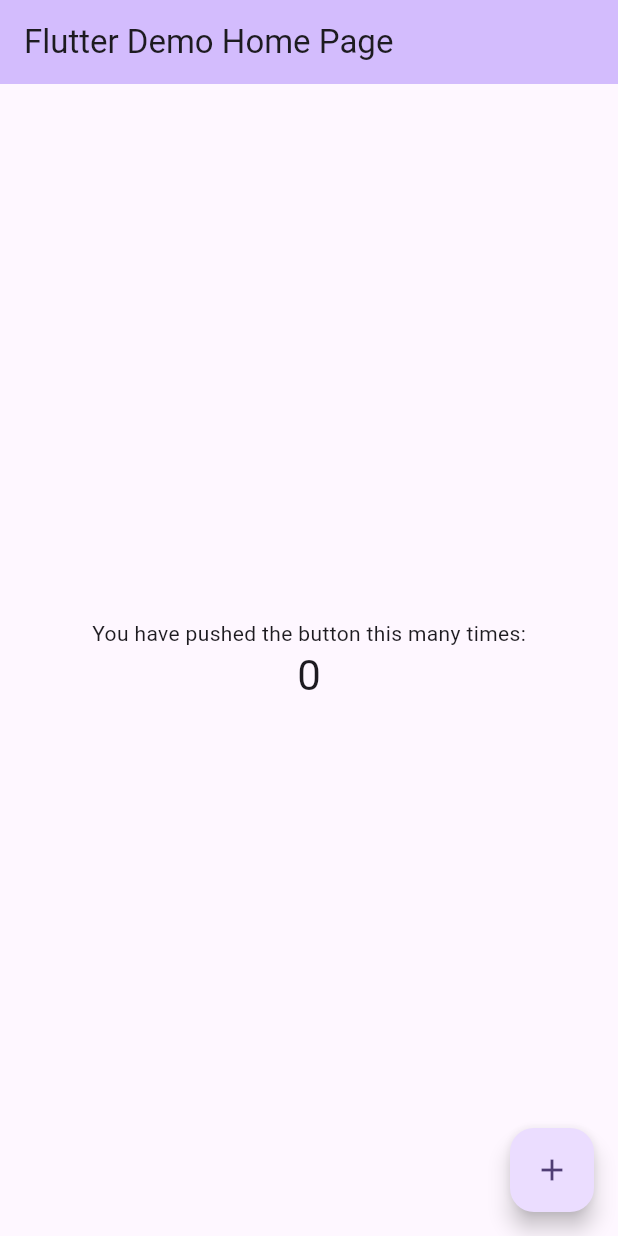
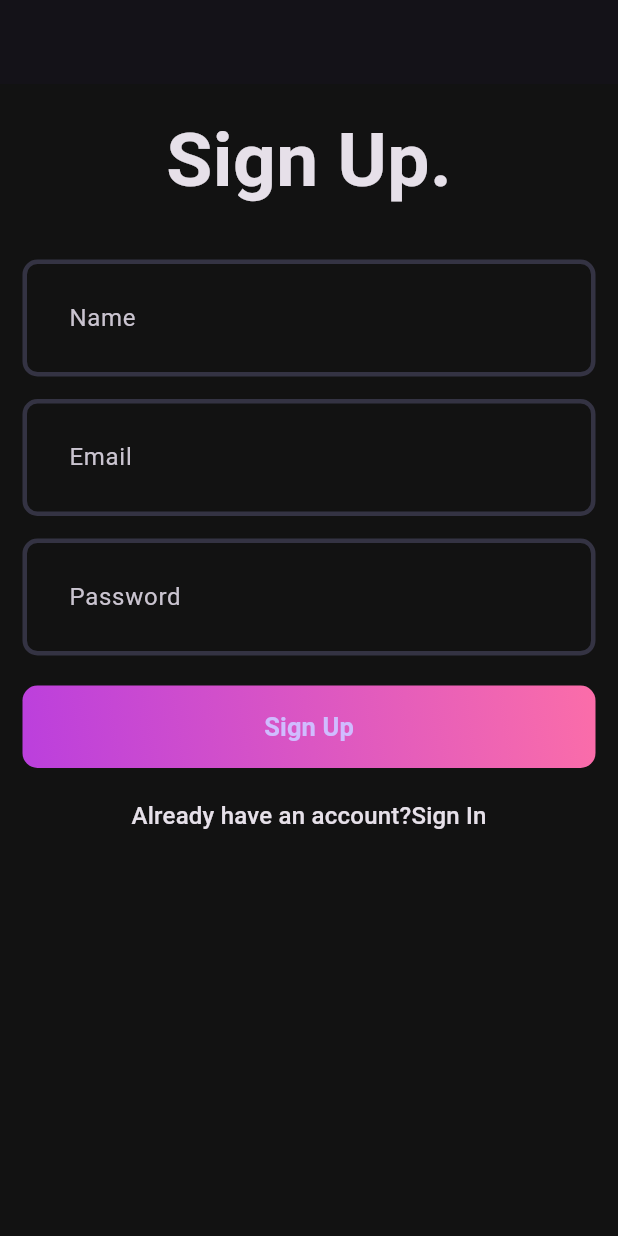
Before and after one commit to alihamza18/spotifee, a Flutter app: the screen it shows after launch, on a phone screen of 412 x 824 dp. Run offline on Flutter 3.47's test engine with Material 3 defaults, Android fonts, the phone set to English and light mode, and no system bars.

Commit message:
signup/app_theme_pallete

```diff
--- /dev/null
+++ b/client/lib/auth/view/pages/signup_page.dart
@@ -0,0 +1,66 @@
+import 'package:client/auth/view/widgets/auth_gradient_button.dart';
+import 'package:client/auth/view/widgets/custom_field.dart';
+import 'package:flutter/material.dart';
+
+class SignupPage extends StatefulWidget {
+  const SignupPage({super.key});
+
+  @override
+  State<SignupPage> createState() => _SignupPageState();
+}
+
+class _SignupPageState extends State<SignupPage> {
+  @override
+  Widget build(BuildContext context) {
+    return Scaffold(
+      appBar: AppBar(),
+      body: Padding(
+        padding: const EdgeInsets.all(15.0),
+        child: Center(
+          child: Column(
+            children: [
+              //  heading text
+              const Text(
+                "Sign Up.",
+                style: TextStyle(
+                  fontSize: 50,
+                  fontWeight: FontWeight.bold,
+                ),
+              ),
+              const SizedBox(
+                height: 30,
+              ),
+              CustomField(
+                hintText: 'Name',
+              ),
+              const SizedBox(
+                height: 15,
+              ),
+              CustomField(
+                hintText: 'Email',
+              ),
+              const SizedBox(
+                height: 15,
+              ),
+              CustomField(
+                hintText: 'Password',
+              ),
+              const SizedBox(
+                height: 20,
+              ),
+
+              AuthGradientButton(),
+              const SizedBox(
+                height: 20,
+              ),
+              RichText(
+                  text: TextSpan(text: "Already have an account?", style: Theme.of(context).textTheme.titleMedium, children: [
+                TextSpan(text: "Sign In"),
+              ]))
+            ],
+          ),
+        ),
+      ),
+    );
+  }
+}
--- /dev/null
+++ b/client/lib/auth/view/widgets/auth_gradient_button.dart
@@ -0,0 +1,38 @@
+import 'package:client/core/app_pallete.dart';
+import 'package:flutter/material.dart';
+
+class AuthGradientButton extends StatelessWidget {
+  const AuthGradientButton({super.key});
+
+  @override
+  Widget build(BuildContext context) {
+    return Container(
+      decoration: BoxDecoration(
+        gradient: LinearGradient(
+          colors: [
+            Pallete.gradient1,
+            Pallete.gradient2,
+          ],
+          begin: Alignment.bottomLeft,
+          end: Alignment.topRight,
+        ),
+        borderRadius: BorderRadius.circular(10),
+      ),
+      child: ElevatedButton(
+        onPressed: () {},
+        style: ElevatedButton.styleFrom(
+          fixedSize: const Size(395, 55),
+          backgroundColor: Pallete.transparentColor,
+          shadowColor: Pallete.transparentColor,
+        ),
+        child: Text(
+          "Sign Up",
+          style: TextStyle(
+            fontSize: 17,
+            fontWeight: FontWeight.w600,
+          ),
+        ),
+      ),
+    );
+  }
+}
--- /dev/null
+++ b/client/lib/auth/view/widgets/custom_field.dart
@@ -0,0 +1,15 @@
+import 'package:flutter/material.dart';
+
+class CustomField extends StatelessWidget {
+  final String hintText;
+  CustomField({super.key, required this.hintText});
+
+  @override
+  Widget build(BuildContext context) {
+    return TextFormField(
+      decoration: InputDecoration(
+        hintText: hintText,
+      ),
+    );
+  }
+}
--- /dev/null
+++ b/client/lib/core/app_pallete.dart
@@ -0,0 +1,20 @@
+import 'package:flutter/material.dart';
+
+class Pallete {
+  static const cardColor = Color.fromRGBO(30, 30, 30, 1);
+  static const greenColor = Colors.green;
+  static const subtitleText = Color(0xffa7a7a7);
+  static const inactiveBottomBarItemColor = Color(0xffababab);
+
+  static const Color backgroundColor = Color.fromRGBO(18, 18, 18, 1);
+  static const Color gradient1 = Color.fromRGBO(187, 63, 221, 1);
+  static const Color gradient2 = Color.fromRGBO(251, 109, 169, 1);
+  static const Color gradient3 = Color.fromRGBO(255, 159, 124, 1);
+  static const Color borderColor = Color.fromRGBO(52, 51, 67, 1);
+  static const Color whiteColor = Colors.white;
+  static const Color greyColor = Colors.grey;
+  static const Color errorColor = Colors.redAccent;
+  static const Color transparentColor = Colors.transparent;
+
+  static const Color inactiveSeekColor = Colors.white38;
+}
--- /dev/null
+++ b/client/lib/core/theme.dart
@@ -0,0 +1,15 @@
+import 'package:client/core/app_pallete.dart';
+import 'package:flutter/material.dart';
+
+class AppTheme {
+  static OutlineInputBorder _border(Color color) => OutlineInputBorder(
+      borderSide: BorderSide(
+        color: color,
+        width: 3,
+      ),
+      borderRadius: BorderRadius.circular(10.0));
+  static final darkThemeMode = ThemeData.dark().copyWith(
+      scaffoldBackgroundColor: Pallete.backgroundColor,
+      inputDecorationTheme: InputDecorationTheme(
+          contentPadding: EdgeInsets.all(27), enabledBorder: _border(Pallete.borderColor), focusedBorder: _border(Pallete.gradient2)));
+}
--- a/client/lib/main.dart
+++ b/client/lib/main.dart
@@ -1,3 +1,5 @@
+import 'package:client/auth/view/pages/signup_page.dart';
+import 'package:client/core/theme.dart';
 import 'package:flutter/material.dart';
 
 void main() {
@@ -11,115 +13,8 @@
   @override
   Widget build(BuildContext context) {
     return MaterialApp(
-      title: 'Flutter Demo',
-      theme: ThemeData(
-        // This is the theme of your application.
-        //
-        // TRY THIS: Try running your application with "flutter run". You'll see
-        // the application has a purple toolbar. Then, without quitting the app,
-        // try changing the seedColor in the colorScheme below to Colors.green
-        // and then invoke "hot reload" (save your changes or press the "hot
-        // reload" button in a Flutter-supported IDE, or press "r" if you used
-        // the command line to start the app).
-        //
-        // Notice that the counter didn't reset back to zero; the application
-        // state is not lost during the reload. To reset the state, use hot
-        // restart instead.
-        //
-        // This works for code too, not just values: Most code changes can be
-        // tested with just a hot reload.
-        colorScheme: ColorScheme.fromSeed(seedColor: Colors.deepPurple),
-        useMaterial3: true,
-      ),
-      home: const MyHomePage(title: 'Flutter Demo Home Page'),
+      theme: AppTheme.darkThemeMode,
+      home: const SignupPage(),
     );
   }
 }
-
-class MyHomePage extends StatefulWidget {
-  const MyHomePage({super.key, required this.title});
-
-  // This widget is the home page of your application. It is stateful, meaning
-  // that it has a State object (defined below) that contains fields that affect
-  // how it looks.
-
-  // This class is the configuration for the state. It holds the values (in this
-  // case the title) provided by the parent (in this case the App widget) and
-  // used by the build method of the State. Fields in a Widget subclass are
-  // always marked "final".
-
-  final String title;
-
-  @override
-  State<MyHomePage> createState() => _MyHomePageState();
-}
-
-class _MyHomePageState extends State<MyHomePage> {
-  int _counter = 0;
-
-  void _incrementCounter() {
-    setState(() {
-      // This call to setState tells the Flutter framework that something has
-      // changed in this State, which causes it to rerun the build method below
-      // so that the display can reflect the updated values. If we changed
-      // _counter without calling setState(), then the build method would not be
-      // called again, and so nothing would appear to happen.
-      _counter++;
-    });
-  }
-
-  @override
-  Widget build(BuildContext context) {
-    // This method is rerun every time setState is called, for instance as done
-    // by the _incrementCounter method above.
-    //
-    // The Flutter framework has been optimized to make rerunning build methods
-    // fast, so that you can just rebuild anything that needs updating rather
-    // than having to individually change instances of widgets.
-    return Scaffold(
-      appBar: AppBar(
-        // TRY THIS: Try changing the color here to a specific color (to
-        // Colors.amber, perhaps?) and trigger a hot reload to see the AppBar
-        // change color while the other colors stay the same.
-        backgroundColor: Theme.of(context).colorScheme.inversePrimary,
-        // Here we take the value from the MyHomePage object that was created by
-        // the App.build method, and use it to set our appbar title.
-        title: Text(widget.title),
-      ),
-      body: Center(
-        // Center is a layout widget. It takes a single child and positions it
-        // in the middle of the parent.
-        child: Column(
-          // Column is also a layout widget. It takes a list of children and
-          // arranges them vertically. By default, it sizes itself to fit its
-          // children horizontally, and tries to be as tall as its parent.
-          //
-          // Column has various properties to control how it sizes itself and
-          // how it positions its children. Here we use mainAxisAlignment to
-          // center the children vertically; the main axis here is the vertical
-          // axis because Columns are vertical (the cross axis would be
-          // horizontal).
-          //
-          // TRY THIS: Invoke "debug painting" (choose the "Toggle Debug Paint"
-          // action in the IDE, or press "p" in the console), to see the
-          // wireframe for each widget.
-          mainAxisAlignment: MainAxisAlignment.center,
-          children: <Widget>[
-            const Text(
-              'You have pushed the button this many times:',
-            ),
-            Text(
-              '$_counter',
-              style: Theme.of(context).textTheme.headlineMedium,
-            ),
-          ],
-        ),
-      ),
-      floatingActionButton: FloatingActionButton(
-        onPressed: _incrementCounter,
-        tooltip: 'Increment',
-        child: const Icon(Icons.add),
-      ), // This trailing comma makes auto-formatting nicer for build methods.
-    );
-  }
-}
```
